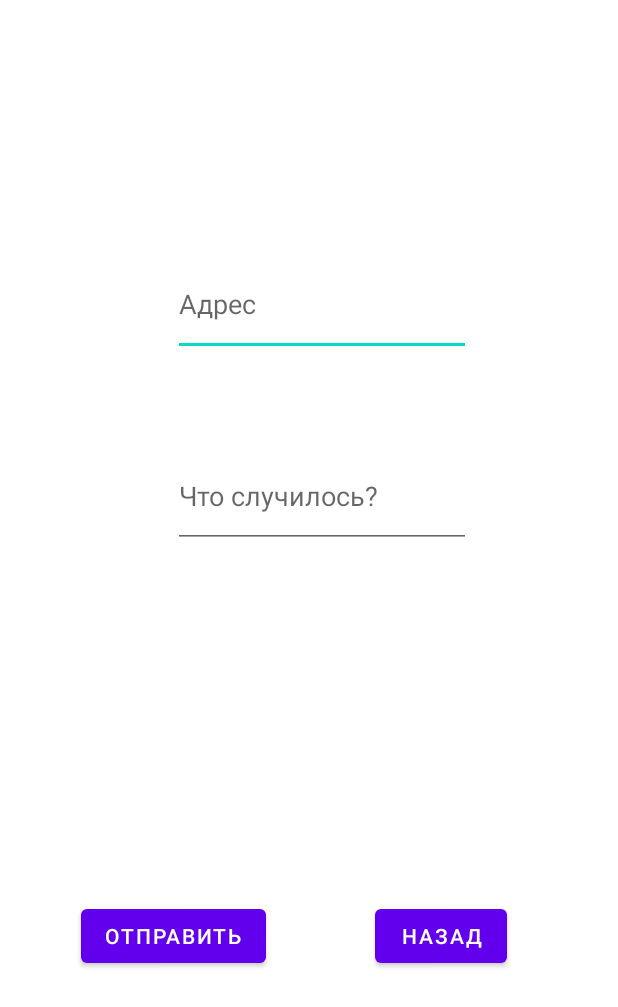
After one commit to Vladomon800/gpshelp2, an Android app: the CallinfoActivity screen opened directly, with no data from a screen before it, on a phone screen of 412 x 824 dp. The commit adds this screen. Shown: the top 1007 px of the screen. Run offline under Robolectric (Android 15) with nearby library versions, the phone set to English and light mode, and no system bars.

Commit message:
Добавиль окно для ввода информации о вызове

```diff
--- a/app/src/main/AndroidManifest.xml
+++ b/app/src/main/AndroidManifest.xml
@@ -13,10 +13,15 @@
         android:theme="@style/Theme.Gpshelp2"
         tools:targetApi="31">
         <activity
+            android:name=".CallinfoActivity"
+            android:exported="false" >
+        <meta-data
+            android:name="android.app.lib_name"
+            android:value="" />
+    </activity>
+        <activity
             android:name=".RegisterActivity"
             android:exported="true">
-
-
             <meta-data
                 android:name="android.app.lib_name"
                 android:value="" />
--- /dev/null
+++ b/app/src/main/java/com/example/gpshelp2/CallinfoActivity.java
@@ -0,0 +1,35 @@
+package com.example.gpshelp2;
+
+import androidx.appcompat.app.AppCompatActivity;
+
+import android.annotation.SuppressLint;
+import android.content.Intent;
+import android.os.Bundle;
+import android.view.View;
+import android.widget.Button;
+import android.widget.EditText;
+
+import com.google.android.material.textfield.TextInputEditText;
+
+public class CallinfoActivity extends AppCompatActivity {
+    EditText textadress, textinfo;
+    Button buttonsend, buttonback;
+    @SuppressLint("WrongViewCast")
+    @Override
+    protected void onCreate(Bundle savedInstanceState) {
+        super.onCreate(savedInstanceState);
+        setContentView(R.layout.activity_callinfo);
+        textadress = findViewById(R.id.adress);
+        textinfo = findViewById(R.id.info);
+        buttonsend = findViewById(R.id.send);
+        buttonback = findViewById(R.id.back);
+
+        buttonback.setOnClickListener(new View.OnClickListener() {
+            @Override
+            public void onClick(View v) {
+                Intent intent = new Intent(CallinfoActivity.this, MainActivity.class);
+                startActivity(intent);
+            }
+        });
+    }
+}
--- a/app/src/main/java/com/example/gpshelp2/MainActivity.java
+++ b/app/src/main/java/com/example/gpshelp2/MainActivity.java
@@ -23,12 +23,20 @@ public class MainActivity extends AppCompatActivity {
     RecyclerView categoryRecycler,courseRecycler;
     CategoryAdapter categoryAdapter;
     CourseAdapter courseAdapter;
-    Button button_profile,button_gps,button_more,button_more2,button_vhod,button_register;
+    Button button_profile,button_gps,button_more,button_more2,button_vhod,button_register,button_send;
 
     @Override
     protected void onCreate(Bundle savedInstanceState) {
         super.onCreate(savedInstanceState);
         setContentView(R.layout.activity_main);
+        button_send = findViewById(R.id.buttonsend);
+        button_send.setOnClickListener(new View.OnClickListener() {
+            @Override
+            public void onClick(View v) {
+                Intent intent = new Intent(MainActivity.this, CallinfoActivity.class);
+                startActivity(intent);
+            }
+        });
 
         button_profile = findViewById(R.id.button_profile);
         button_profile.setOnClickListener(new View.OnClickListener() {
--- /dev/null
+++ b/app/src/main/res/layout/activity_callinfo.xml
@@ -0,0 +1,68 @@
+<?xml version="1.0" encoding="utf-8"?>
+<androidx.constraintlayout.widget.ConstraintLayout xmlns:android="http://schemas.android.com/apk/res/android"
+    xmlns:app="http://schemas.android.com/apk/res-auto"
+    xmlns:tools="http://schemas.android.com/tools"
+    android:layout_width="wrap_content"
+    android:layout_marginEnd="15dp"
+    android:layout_height="wrap_content">
+    <RelativeLayout
+        android:layout_width="400dp"
+        android:layout_height="877dp"
+        app:layout_constraintBottom_toBottomOf="parent"
+        app:layout_constraintEnd_toEndOf="parent"
+        app:layout_constraintHorizontal_bias="0.0"
+        app:layout_constraintStart_toStartOf="parent"
+        app:layout_constraintTop_toTopOf="parent"
+        app:layout_constraintVertical_bias="0.0">
+
+    <EditText
+        android:id="@+id/adress"
+        android:layout_width="267dp"
+        android:layout_height="69dp"
+        android:layout_marginStart="115dp"
+        android:layout_marginTop="168dp"
+        android:layout_marginEnd="86dp"
+        android:hint="Адрес"
+        app:layout_constraintEnd_toEndOf="parent"
+        app:layout_constraintStart_toStartOf="parent"
+        app:layout_constraintTop_toTopOf="parent" />
+
+    <EditText
+        android:id="@+id/info"
+        android:layout_width="267dp"
+        android:layout_height="69dp"
+        android:layout_marginStart="115dp"
+        android:layout_marginTop="296dp"
+        android:layout_marginEnd="86dp"
+        android:hint="Что случилось?"
+        app:layout_constraintEnd_toEndOf="parent"
+        app:layout_constraintHorizontal_bias="0.491"
+        app:layout_constraintStart_toStartOf="parent"
+        app:layout_constraintTop_toTopOf="parent" />
+
+
+        <Button
+            android:id="@+id/send"
+            android:layout_width="wrap_content"
+            android:layout_height="wrap_content"
+            android:layout_marginStart="54dp"
+            android:layout_marginTop="600dp"
+            android:layout_marginEnd="79dp"
+            android:text="Отправить"
+            app:layout_constraintEnd_toEndOf="parent"
+            app:layout_constraintStart_toEndOf="@+id/back"
+            app:layout_constraintTop_toBottomOf="@+id/info" />
+
+        <Button
+            android:id="@+id/back"
+            android:layout_width="wrap_content"
+            android:layout_height="wrap_content"
+            android:layout_marginStart="250dp"
+            android:layout_marginTop="600dp"
+            android:layout_marginEnd="54dp"
+            android:text="Назад"
+            app:layout_constraintEnd_toStartOf="@+id/send"
+            app:layout_constraintStart_toStartOf="parent"
+            app:layout_constraintTop_toBottomOf="@+id/info" />
+    </RelativeLayout>
+</androidx.constraintlayout.widget.ConstraintLayout>
--- a/app/src/main/res/layout/activity_main.xml
+++ b/app/src/main/res/layout/activity_main.xml
@@ -58,11 +58,10 @@
 
         <Button
             android:id="@+id/button_profile"
-            android:layout_width="110dp"
-            android:layout_height="45dp"
+            android:layout_width="wrap_content"
+            android:layout_height="wrap_content"
             android:layout_marginStart="68dp"
             android:layout_marginEnd="2dp"
-            android:onClick="startNewActivity"
             app:layout_constraintBottom_toBottomOf="parent"
             app:layout_constraintEnd_toStartOf="@+id/button_gps"
             app:layout_constraintStart_toStartOf="@+id/car_icon"
@@ -121,7 +120,7 @@
         app:layout_constraintEnd_toStartOf="@+id/textView8"
         app:layout_constraintHorizontal_bias="0.898"
         app:layout_constraintStart_toStartOf="parent"
-        app:layout_constraintTop_toBottomOf="@+id/button" />
+        app:layout_constraintTop_toBottomOf="@+id/buttonsend" />
 
     <ImageView
         android:id="@+id/imageView3"
@@ -150,7 +149,7 @@
         tools:listitem="@layout/category_item" />
 
     <Button
-        android:id="@+id/button"
+        android:id="@+id/buttonsend"
         android:layout_width="138dp"
         android:layout_height="67dp"
         android:layout_marginTop="472dp"
```
